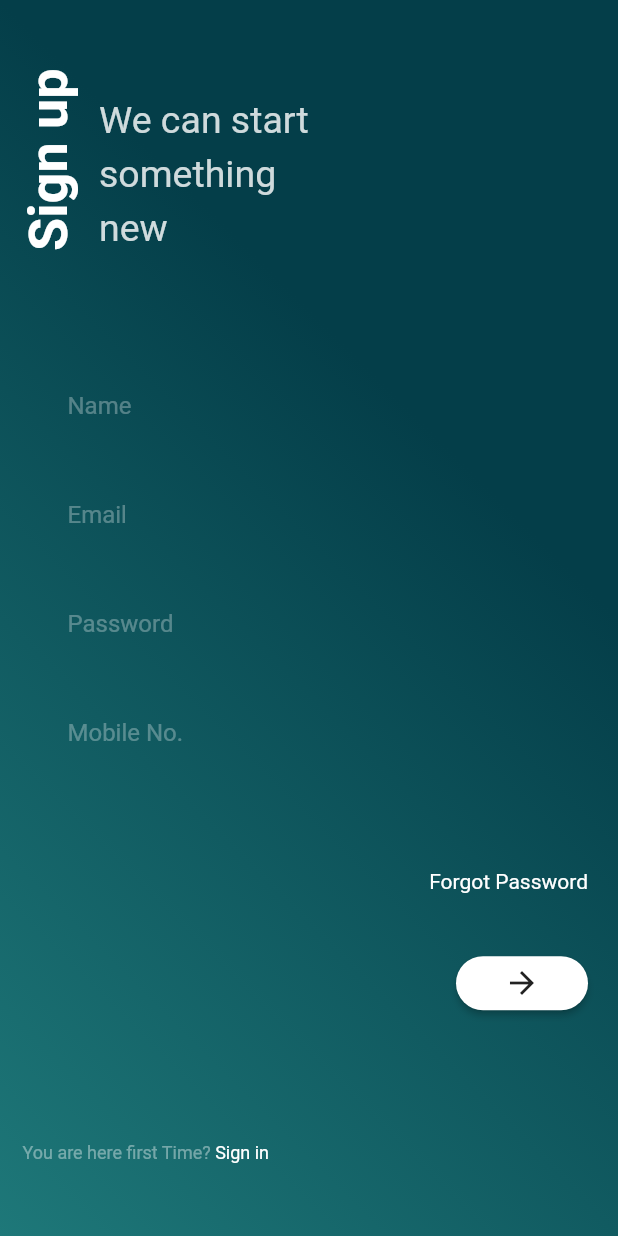
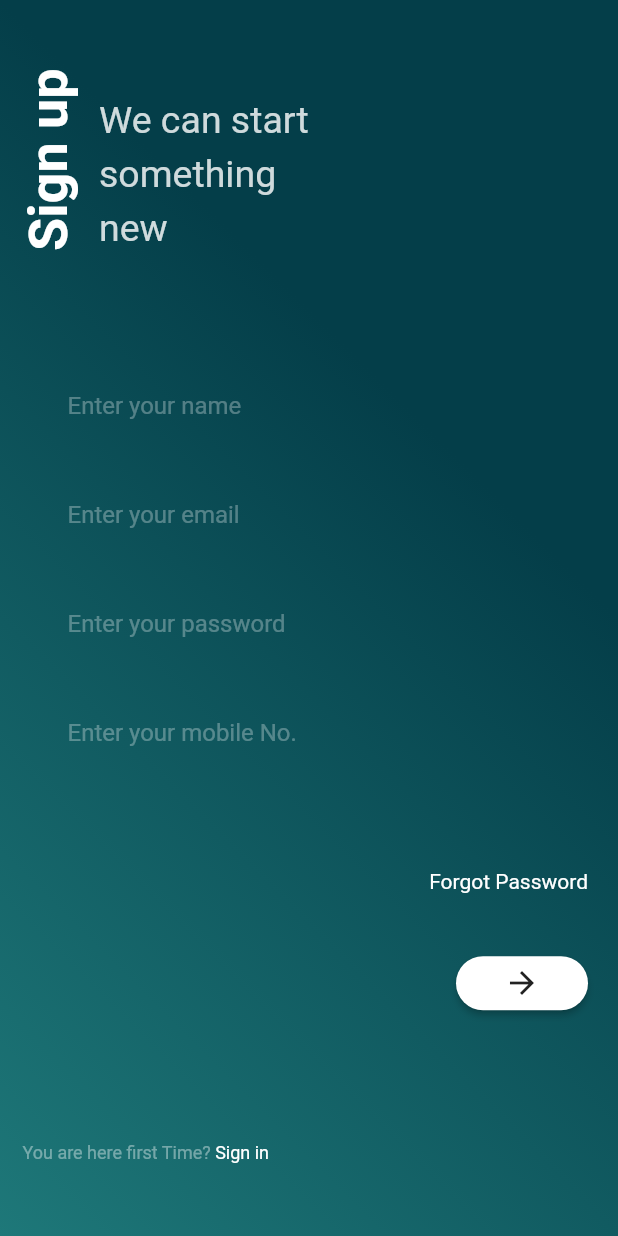
Before and after one commit to developerRsam/Minimalist-login-UI, a Flutter app: the SignUp screen opened by its route, on a phone screen of 412 x 824 dp. Run offline on Flutter 3.47's test engine with Material 2 defaults, Android fonts, the phone set to English and light mode, and no system bars.

Commit message:
Change hints values

```diff
--- a/lib/signin/signup.dart
+++ b/lib/signin/signup.dart
@@ -91,7 +91,7 @@ class _SignUpState extends State<SignUp> {
                       decoration: InputDecoration(
                         border: InputBorder.none,
                         contentPadding: EdgeInsets.symmetric(horizontal: 45),
-                        hintText: 'Name',
+                        hintText: 'Enter your name',
                         hintStyle: TextStyle(
                           color: Colors.white,
                         ),
@@ -108,7 +108,7 @@ class _SignUpState extends State<SignUp> {
                       decoration: InputDecoration(
                         border: InputBorder.none,
                         contentPadding: EdgeInsets.symmetric(horizontal: 45),
-                        hintText: 'Email',
+                        hintText: 'Enter your email',
                         hintStyle: TextStyle(
                           color: Colors.white,
                         ),
@@ -125,7 +125,7 @@ class _SignUpState extends State<SignUp> {
                       decoration: InputDecoration(
                         border: InputBorder.none,
                         contentPadding: EdgeInsets.symmetric(horizontal: 45),
-                        hintText: 'Password',
+                        hintText: 'Enter your password',
                         hintStyle: TextStyle(
                           color: Colors.white,
                         ),
@@ -144,7 +144,7 @@ class _SignUpState extends State<SignUp> {
                       decoration: InputDecoration(
                         border: InputBorder.none,
                         contentPadding: EdgeInsets.symmetric(horizontal: 45),
-                        hintText: 'Mobile No.',
+                        hintText: 'Enter your mobile No.',
                         hintStyle: TextStyle(
                           color: Colors.white,
                         ),
```
